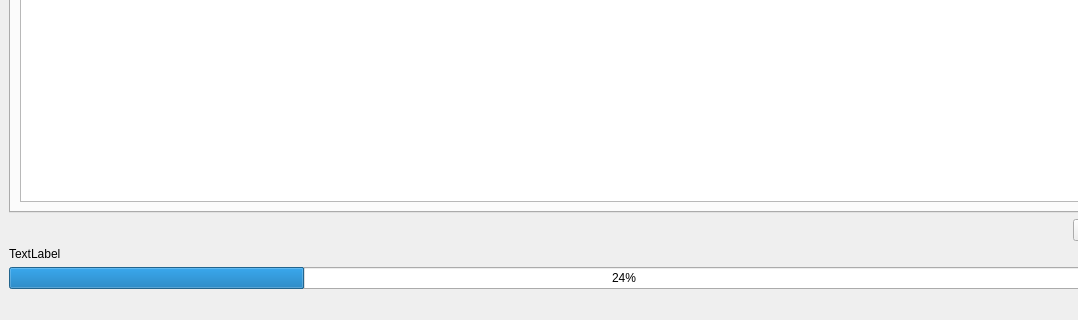
First picture: the form in src/gui/mainwindow.ui, repository lzlaG/k-plusplus, before the edit; both pictures show x 0 to 1078 and y 493 to 813 of the 1248 by 813 pixel window.
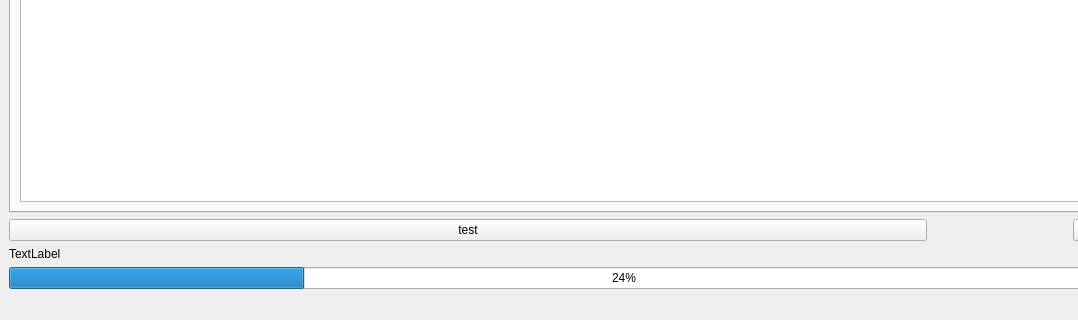
Second picture: the form after the edit.

Commit message: chernovoi variant of resume button

```diff
--- a/src/gui/mainwindow.ui
+++ b/src/gui/mainwindow.ui
@@ -100,6 +100,13 @@
       </property>
      </widget>
     </item>
+    <item row="4" column="0">
+     <widget class="QPushButton" name="test_button">
+      <property name="text">
+       <string>test</string>
+      </property>
+     </widget>
+    </item>
    </layout>
   </widget>
   <widget class="QMenuBar" name="menubar">
```
The commit also changes 4 other files.
